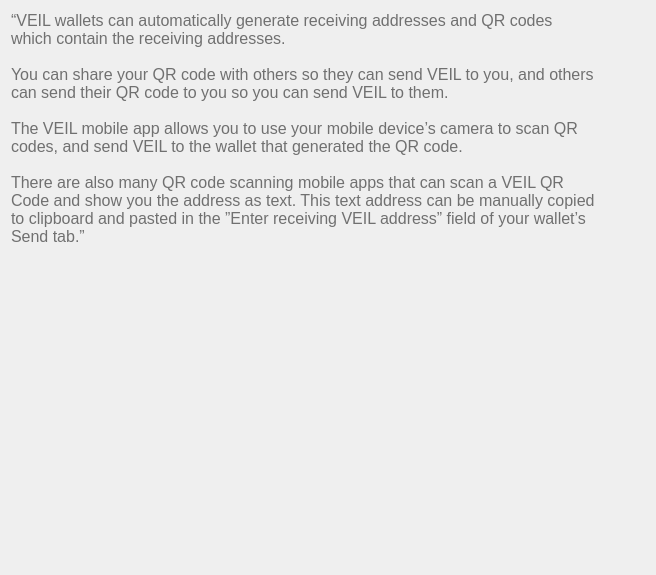
First picture: the form in src/qt/veil/forms/settingsfaq07.ui, repository Veil-Project/veil, before the edit.
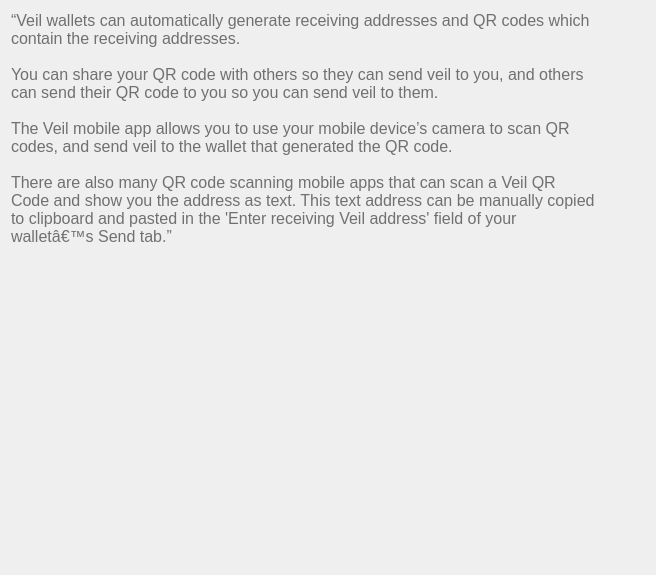
Second picture: the form after the edit.

The edit to the form file:
```diff
--- a/src/qt/veil/forms/settingsfaq07.ui
+++ b/src/qt/veil/forms/settingsfaq07.ui
@@ -33,13 +33,13 @@
       <string notr="true">font-weight:200;</string>
      </property>
      <property name="text">
-      <string>“VEIL wallets can automatically generate receiving addresses and QR codes which contain the receiving addresses.
+      <string>“Veil wallets can automatically generate receiving addresses and QR codes which contain the receiving addresses.
 
-You can share your QR code with others so they can send VEIL to you, and others can send their QR code to you so you can send VEIL to them.
+You can share your QR code with others so they can send veil to you, and others can send their QR code to you so you can send veil to them.
 
-The VEIL mobile app allows you to use your mobile device’s camera to scan QR codes, and send VEIL to the wallet that generated the QR code.
+The Veil mobile app allows you to use your mobile device’s camera to scan QR codes, and send veil to the wallet that generated the QR code.
 
-There are also many QR code scanning mobile apps that can scan a VEIL QR Code and show you the address as text. This text address can be manually copied to clipboard and pasted in the ”Enter receiving VEIL address” field of your wallet’s Send tab.”					</string>
+There are also many QR code scanning mobile apps that can scan a Veil QR Code and show you the address as text. This text address can be manually copied to clipboard and pasted in the 'Enter receiving Veil address' field of your walletâ€™s Send tab.”					</string>
      </property>
      <property name="alignment">
       <set>Qt::AlignLeading|Qt::AlignLeft|Qt::AlignTop</set>
```
